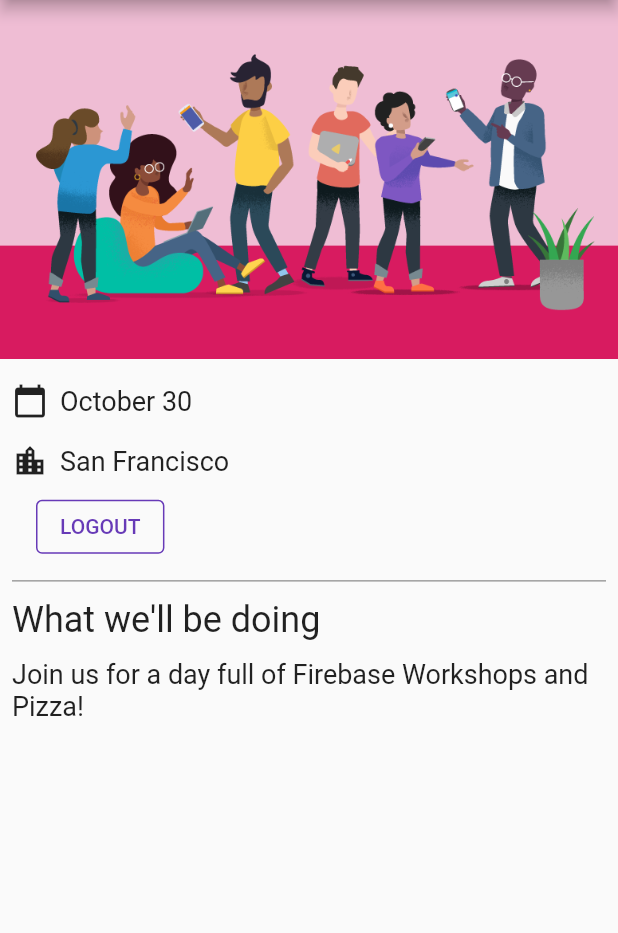
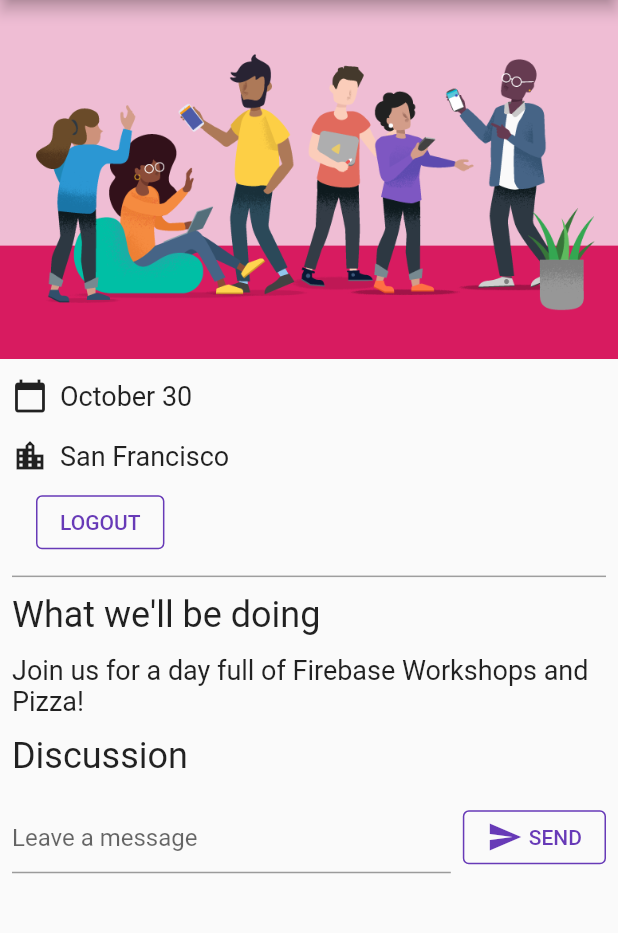
Before and after one commit to flutter-codelabs/firebase_and_firestore_in_flutter, a Flutter app: the screen it shows once a user with an empty profile is signed in, on a phone screen of 412 x 824 dp, the part 84-1017 px from its top. Run offline on Flutter 3.47's test engine with Material 2 defaults, Android fonts, the phone set to English and light mode, and no system bars; our stand-ins replace cloud_firestore, firebase_auth, firebase_core, google_fonts; accounts and stored records are empty.

Commit message:
(+) Write message

```diff
--- a/lib/main.dart
+++ b/lib/main.dart
@@ -1,3 +1,5 @@
+import 'dart:async';
+import 'package:cloud_firestore/cloud_firestore.dart';
 import 'package:flutter/material.dart';
 import 'package:google_fonts/google_fonts.dart';
 import 'package:provider/provider.dart';
@@ -50,7 +52,7 @@
       body: ListView(
         children: [
           Image.asset('assets/codelab.png'),
-          const SizedBox(height: 8),
+          const SizedBox(height: 5),
           const IconAndDetail(Icons.calendar_today, 'October 30'),
           const IconAndDetail(Icons.location_city, 'San Francisco'),
           Consumer<ApplicationState>(
@@ -75,6 +77,20 @@
           const Header("What we'll be doing"),
           const Paragraph(
             'Join us for a day full of Firebase Workshops and Pizza!',
+          ),
+          Consumer<ApplicationState>(
+            builder: (context, appState, _) => Column(
+              crossAxisAlignment: CrossAxisAlignment.start,
+              children: [
+                if (appState.loginState == ApplicationLoginState.loggedIn) ...[
+                  const Header('Discussion'),
+                  GuestBook(
+                    addMessage: (String message) =>
+                        appState.addMessageToGuestBook(message),
+                  ),
+                ],
+              ],
+            ),
           ),
         ],
       ),
@@ -155,7 +171,7 @@
     try {
       var credential = await FirebaseAuth.instance
           .createUserWithEmailAndPassword(email: email, password: password);
-      await credential.user!.updateProfile(displayName: displayName);
+      await credential.user!.updateDisplayName(displayName);
     } on FirebaseAuthException catch (e) {
       errorCallback(e);
     }
@@ -164,4 +180,77 @@
   void signOut() {
     FirebaseAuth.instance.signOut();
   }
+
+  Future<DocumentReference> addMessageToGuestBook(String message) {
+    if (_loginState != ApplicationLoginState.loggedIn) {
+      throw Exception('Must be logged in');
+    }
+
+    return FirebaseFirestore.instance
+        .collection('guestbook')
+        .add(<String, dynamic>{
+      'text': message,
+      'timestamp': DateTime.now().millisecondsSinceEpoch,
+      'name': FirebaseAuth.instance.currentUser!.displayName,
+      'userId': FirebaseAuth.instance.currentUser!.uid,
+    });
+  }
 }
+
+class GuestBook extends StatefulWidget {
+  final FutureOr<void> Function(String message) addMessage;
+
+  const GuestBook({Key? key, required this.addMessage}) : super(key: key);
+
+  @override
+  _GuestBookState createState() => _GuestBookState();
+}
+
+class _GuestBookState extends State<GuestBook> {
+  final _formKey = GlobalKey<FormState>(debugLabel: '_GuestBookState');
+  final _controller = TextEditingController();
+
+  @override
+  Widget build(BuildContext context) {
+    return Padding(
+      padding: const EdgeInsets.all(8.0),
+      child: Form(
+        key: _formKey,
+        child: Row(
+          children: [
+            Expanded(
+              child: TextFormField(
+                controller: _controller,
+                decoration: const InputDecoration(
+                  hintText: 'Leave a message',
+                ),
+                validator: (value) {
+                  if (value == null || value.isEmpty) {
+                    return 'Enter your message to continue';
+                  }
+                  return null;
+                },
+              ),
+            ),
+            const SizedBox(width: 8),
+            StyledButton(
+              onPressed: () async {
+                if (_formKey.currentState!.validate()) {
+                  await widget.addMessage(_controller.text);
+                  _controller.clear();
+                }
+              },
+              child: Row(
+                children: const [
+                  Icon(Icons.send),
+                  SizedBox(width: 4),
+                  Text('SEND'),
+                ],
+              ),
+            ),
+          ],
+        ),
+      ),
+    );
+  }
+}
```
